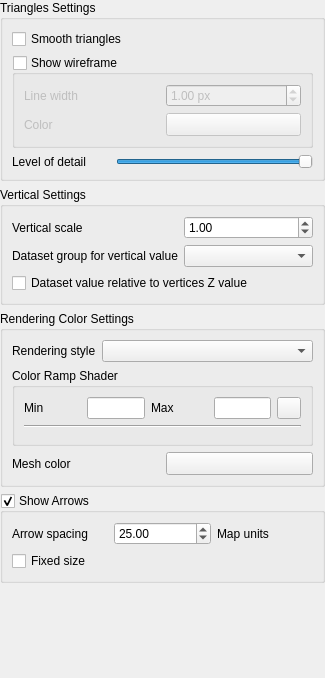
qgis/QGIS, file src/ui/3d/qgsmesh3dpropswidget.ui: the form before one commit.
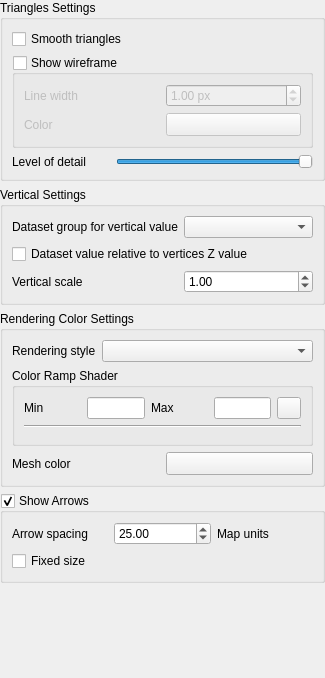
The form after the commit. Icons and pictures are not drawn. Custom widgets are drawn as their Qt base class.

Commit message: Reorder Mesh vector 3D vertical scaling settings

```diff
--- a/src/ui/3d/qgsmesh3dpropswidget.ui
+++ b/src/ui/3d/qgsmesh3dpropswidget.ui
@@ -129,14 +129,14 @@
       <string>Vertical Settings</string>
      </property>
      <layout class="QFormLayout" name="formLayout">
-      <item row="0" column="0">
+      <item row="2" column="0">
        <widget class="QLabel" name="label_4">
         <property name="text">
          <string>Vertical scale</string>
         </property>
        </widget>
       </item>
-      <item row="0" column="1">
+      <item row="2" column="1">
        <widget class="QgsDoubleSpinBox" name="mSpinBoxVerticaleScale">
         <property name="sizePolicy">
          <sizepolicy hsizetype="Ignored" vsizetype="Preferred">
@@ -152,14 +152,14 @@
         </property>
        </widget>
       </item>
-      <item row="1" column="0">
+      <item row="0" column="0">
        <widget class="QLabel" name="label">
         <property name="text">
          <string>Dataset group for vertical value</string>
         </property>
        </widget>
       </item>
-      <item row="1" column="1">
+      <item row="0" column="1">
        <widget class="QComboBox" name="mComboBoxDatasetVertical">
         <property name="sizePolicy">
          <sizepolicy hsizetype="Ignored" vsizetype="Fixed">
@@ -169,7 +169,7 @@
         </property>
        </widget>
       </item>
-      <item row="2" column="0" colspan="2">
+      <item row="1" column="0" colspan="2">
        <widget class="QCheckBox" name="mCheckBoxVerticalMagnitudeRelative">
         <property name="sizePolicy">
          <sizepolicy hsizetype="Ignored" vsizetype="Fixed">
```
